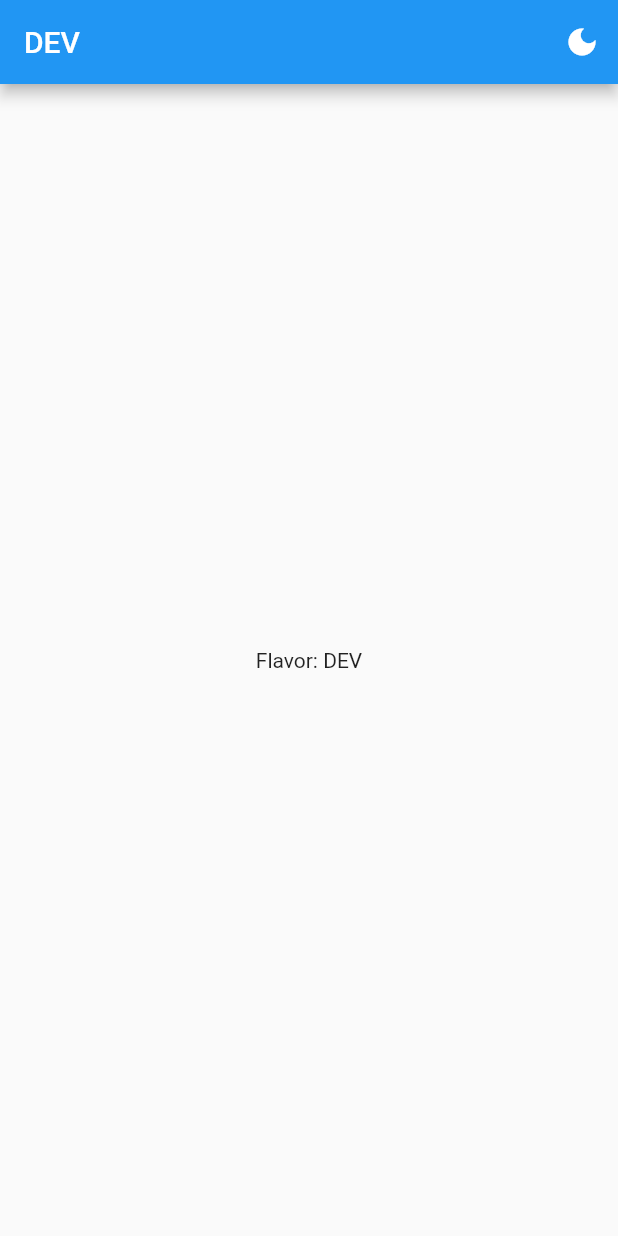
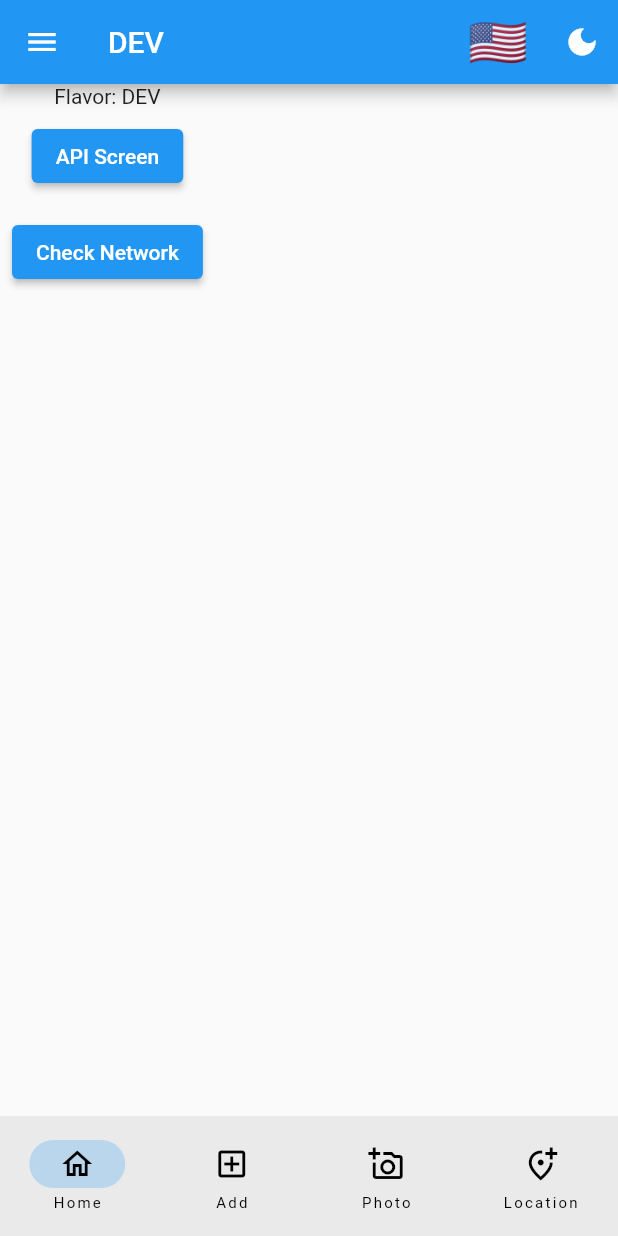
Before and after one commit to waqas3999/App_skeleton, a Flutter app: the screen it shows after launch, on a phone screen of 412 x 824 dp. Run offline on Flutter 3.47's test engine with Material 2 defaults, Android fonts, the phone set to English and light mode, and no system bars; drawn by our look-alikes of overlay_support; our stand-ins replace connectivity_plus, internet_connection_checker; generated files the repository leaves out were written again.

```diff
--- a/lib/MyApp.dart
+++ b/lib/MyApp.dart
@@ -1,12 +1,30 @@
+import 'package:connectivity_plus/connectivity_plus.dart';
 import 'package:flutter/material.dart';
+import 'package:flutter_localizations/flutter_localizations.dart';
+import 'package:internet_connection_checker/internet_connection_checker.dart';
+import 'package:multiple_flavor/api_data_fetching.dart';
 import 'package:multiple_flavor/config/flavor_config.dart';
+import 'package:multiple_flavor/l10n/l10n.dart';
+import 'package:multiple_flavor/provider/locale_provider.dart';
+import 'package:multiple_flavor/side_bar_navigation.dart';
+import 'package:multiple_flavor/widget/language_picker_widget.dart';
+import 'package:overlay_support/overlay_support.dart';
+import 'package:provider/provider.dart';
+import 'package:flutter_localizations/flutter_localizations.dart';
+import 'package:flutter_gen/gen_l10n/app_localizations.dart';
 
 class MyApp extends StatelessWidget {
+  static final String title = 'Localication';
   static final ValueNotifier<ThemeMode> themeNotifier =
       ValueNotifier(ThemeMode.light);
   @override
-  Widget build(BuildContext context) {
-    return ValueListenableBuilder<ThemeMode>(
+  Widget build(BuildContext context) => ChangeNotifierProvider(
+      create: (context) => LocaleProvider(),
+      builder: (context, child) {
+        final provider = Provider.of<LocaleProvider>(context);
+
+        return OverlaySupport.global(
+          child: ValueListenableBuilder<ThemeMode>(
               valueListenable: themeNotifier,
               builder: (_, ThemeMode currentMode, __) {
                 return MaterialApp(
@@ -15,17 +33,46 @@ class MyApp extends StatelessWidget {
                   // themeMode: ThemeMode.system,
                   themeMode: currentMode,
                   title: FlavorConfig.instance.name,
+                  locale: provider.locale,
+                  supportedLocales: L10n.all,
+                  localizationsDelegates: [
+                    AppLocalizations.delegate,
+                    GlobalMaterialLocalizations.delegate,
+                    GlobalCupertinoLocalizations.delegate,
+                    GlobalWidgetsLocalizations.delegate,
+                  ],
                   home: HomePage(),
+                );
+              }),
         );
       });
 }
-}
 
 class HomePage extends StatelessWidget {
+  bool hasConnection = false;
+  ConnectivityResult _result = ConnectivityResult.none;
+
   @override
   Widget build(BuildContext context) {
     return Scaffold(
+      bottomNavigationBar: NavigationBar(
+        destinations: [
+          NavigationDestination(
+              icon: Icon(Icons.home_outlined),
+              label: AppLocalizations.of(context)!.home),
+          NavigationDestination(
+              icon: Icon(Icons.add_box_outlined),
+              label: AppLocalizations.of(context)!.add),
+          NavigationDestination(
+              icon: Icon(Icons.add_a_photo_outlined),
+              label: AppLocalizations.of(context)!.photo),
+          NavigationDestination(
+              icon: Icon(Icons.add_location_alt_outlined),
+              label: AppLocalizations.of(context)!.location)
+        ],
+      ),
       appBar: AppBar(title: Text(FlavorConfig.instance.name), actions: [
+        LanguagePickerWidget(),
         IconButton(
             icon: Icon(MyApp.themeNotifier.value == ThemeMode.light
                 ? Icons.dark_mode
@@ -37,7 +84,75 @@ class HomePage extends StatelessWidget {
                       : ThemeMode.light;
             })
       ]),
-      body: Center(child: Text("Flavor: ${FlavorConfig.instance.name}")),
+      drawer: const NavigationDrawer(),
+      body: Column(
+        children: [
+          Text("Flavor: ${FlavorConfig.instance.name}"),
+          Padding(
+            padding: const EdgeInsets.all(8.0),
+            child: ElevatedButton(
+                onPressed: () {
+                  Navigator.push(
+                    context,
+                    MaterialPageRoute(
+                        builder: (context) => const RestApiFetchExample()),
+                  );
+                },
+                child: Text(AppLocalizations.of(context)!.open)),
+          ),
+          Padding(
+            padding: const EdgeInsets.all(8.0),
+            child: ElevatedButton(
+                onPressed: getConnectionNetworkReport,
+                child: Text(
+                  AppLocalizations.of(context)!.checknetwork,
+                )),
+          ),
+        ],
+      ),
     );
   }
+
+/*
+   First you have to put 3 dependencies in your pubspec.yaml.
+   Just run these commands in your terminal to get dependencies.
+
+   1) flutter pub add internet_connection_checker
+   2) flutter pub add overlay_support
+   3) flutter pub add connectivity_plus
+*/
+
+  getConnectionNetworkReport() async {
+    hasConnection = await InternetConnectionChecker().hasConnection;
+
+    _result = await Connectivity().checkConnectivity();
+
+    final color = hasConnection ? Colors.green : Colors.red;
+    final text = hasConnection ? 'Internet Available' : 'No Internet';
+
+    if (_result == ConnectivityResult.mobile) {
+      showSimpleNotification(
+          Text(
+            "$text: Mobile Internet",
+            style: const TextStyle(color: Colors.white, fontSize: 20),
+          ),
+          background: color);
+    } else if (_result == ConnectivityResult.wifi) {
+      showSimpleNotification(
+          Text(
+            "$text: Wifi Internet",
+            style: const TextStyle(color: Colors.white, fontSize: 20),
+          ),
+          background: color);
+    } else {
+      showSimpleNotification(
+          Text(
+            "$text: No Internet",
+            style: const TextStyle(color: Colors.white, fontSize: 20),
+          ),
+          background: color);
     }
+  }
+
+  void clickedApi() {}
+}
--- /dev/null
+++ b/lib/l10n/app_ar.arb
@@ -0,0 +1,15 @@
+{
+    "language": "العربية",
+    "open": "افتح",
+    "checknetwork": "تحقق من الشبكة",
+    "home": "الصفحة الرئيسية",
+    "add": "يضيف",
+    "photo": "صورة فوتوغرافية",
+    "location": "موقعك",
+    "favourite": "المفضل",
+    "bookmark": "المرجعية",
+    "privacy": "الإجمالية",
+    "logout": "تسجيل خروج",
+    "title": "فتاة عشوائية لجوني"
+
+}
--- /dev/null
+++ b/lib/l10n/l10n.dart
@@ -0,0 +1,17 @@
+import 'package:flutter/material.dart';
+
+class L10n {
+  static final all = [
+    const Locale('en'),
+    const Locale('ar'),
+  ];
+
+  static String getFlag(String code) {
+    switch (code) {
+      case 'ar':
+        return '🇦🇪';
+      default:
+        return '🇺🇸';
+    }
+  }
+}
--- /dev/null
+++ b/lib/provider/locale_provider.dart
@@ -0,0 +1,20 @@
+import 'package:flutter/material.dart';
+import 'package:multiple_flavor/l10n/l10n.dart';
+
+class LocaleProvider extends ChangeNotifier {
+  Locale? _locale;
+
+  Locale? get locale => _locale;
+
+  void setLocale(Locale locale) {
+    if (!L10n.all.contains(locale)) return;
+
+    _locale = locale;
+    notifyListeners();
+  }
+
+  void clearLocale() {
+    _locale = null;
+    notifyListeners();
+  }
+}
--- /dev/null
+++ b/lib/widget/language_picker_widget.dart
@@ -0,0 +1,59 @@
+import 'package:flutter/material.dart';
+import 'package:multiple_flavor/l10n/l10n.dart';
+import 'package:multiple_flavor/provider/locale_provider.dart';
+import 'package:provider/provider.dart';
+
+class LanguageWidget extends StatelessWidget {
+  @override
+  Widget build(BuildContext context) {
+    final locale = Localizations.localeOf(context);
+    final flag = L10n.getFlag(locale.languageCode);
+
+    return Center(
+      child: CircleAvatar(
+        backgroundColor: Colors.white,
+        radius: 72,
+        child: Text(
+          flag,
+          style: TextStyle(fontSize: 80),
+        ),
+      ),
+    );
+  }
+}
+
+class LanguagePickerWidget extends StatelessWidget {
+  @override
+  Widget build(BuildContext context) {
+    final provider = Provider.of<LocaleProvider>(context);
+    final locale = provider.locale ?? Locale('en');
+    return DropdownButtonHideUnderline(
+      child: DropdownButton(
+        value: locale,
+        icon: Container(width: 12),
+        items: L10n.all.map(
+          (locale) {
+            final flag = L10n.getFlag(locale.languageCode);
+
+            return DropdownMenuItem(
+              child: Center(
+                child: Text(
+                  flag,
+                  style: TextStyle(fontSize: 32),
+                ),
+              ),
+              value: locale,
+              onTap: () {
+                final provider =
+                    Provider.of<LocaleProvider>(context, listen: false);
+
+                provider.setLocale(locale);
+              },
+            );
+          },
+        ).toList(),
+        onChanged: (_) {},
+      ),
+    );
+  }
+}
```
Also changed, not shown: lib/api_data_fetching.dart (added, +103 -0 lines), lib/l10n/app_en.arb (added, +61 -0 lines), lib/side_bar_navigation.dart (added, +79 -0 lines), pubspec.yaml (+10 -1 lines), pubspec.lock. Lines whose indentation alone changed are shown as unchanged.
